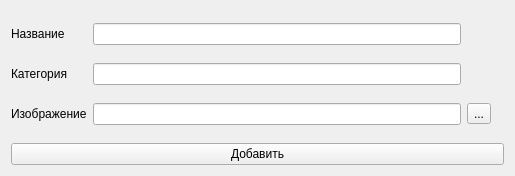
The window that src/ui/AddDialog.ui (teackot/veggieapp) describes before a commit, drawn with Qt 5.
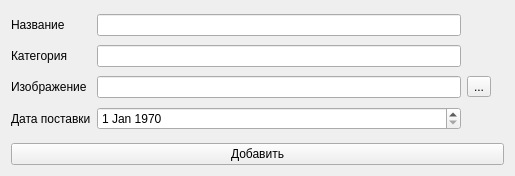
The same window after the commit.

Commit message: Implement the delivery date

What changed in the file:
```diff
--- a/src/ui/AddDialog.ui
+++ b/src/ui/AddDialog.ui
@@ -43,13 +43,6 @@
            </property>
           </widget>
          </item>
-         <item row="1" column="0">
-          <widget class="QLabel" name="label_2">
-           <property name="text">
-            <string>Категория</string>
-           </property>
-          </widget>
-         </item>
          <item row="2" column="2">
           <widget class="QToolButton" name="fpickerButton">
            <property name="text">
@@ -57,6 +50,31 @@
            </property>
           </widget>
          </item>
+         <item row="1" column="0">
+          <widget class="QLabel" name="label_2">
+           <property name="text">
+            <string>Категория</string>
+           </property>
+          </widget>
+         </item>
+         <item row="3" column="1">
+          <widget class="QDateEdit" name="dateEdit">
+           <property name="date">
+            <date>
+             <year>1970</year>
+             <month>1</month>
+             <day>1</day>
+            </date>
+           </property>
+          </widget>
+         </item>
+         <item row="3" column="0">
+          <widget class="QLabel" name="label_4">
+           <property name="text">
+            <string>Дата поставки</string>
+           </property>
+          </widget>
+         </item>
         </layout>
        </item>
        <item>
```
The commit also changes 5 other files.
